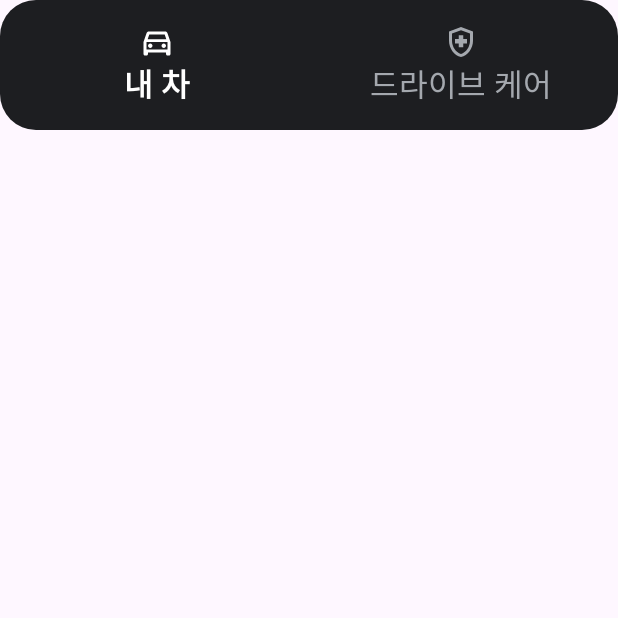
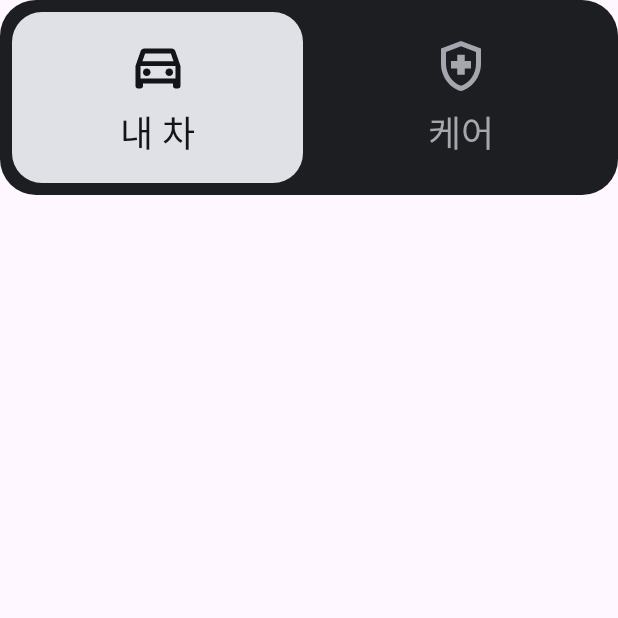
Before and after one commit to aruru10313/hyundai-app-contest, an Android app built with Jetpack Compose: the composable NavRail called with empty values, on a phone screen of 412 x 824 dp, the top half of it. Run offline under Robolectric (Android 15) with nearby library versions, the phone set to English and light mode, and no system bars; libraries missing offline, so code that uses them is left out: kotlinx.coroutines.sync.

Commit message:
fix: head-unit sized navigation rail
The rail kept phone-sized icons and labels centred in a full-height column,
which read as a broken empty bar on the 2560x1440 head unit. Stack the tabs
from the top as large Pleos switch tiles with an alert count badge.

Co-Authored-By: Claude Opus 5.5 <noreply@anthropic.com>

```diff
--- a/app/src/main/java/io/github/aruru10313/drivecare/MainActivity.kt
+++ b/app/src/main/java/io/github/aruru10313/drivecare/MainActivity.kt
@@ -113,6 +113,8 @@ import io.github.aruru10313.drivecare.ui.PleosType
 import io.github.aruru10313.drivecare.ui.Panel
 import io.github.aruru10313.drivecare.ui.PanelRaised
 import io.github.aruru10313.drivecare.ui.TextMain
+import io.github.aruru10313.drivecare.ui.SwitchOnContent
+import io.github.aruru10313.drivecare.ui.SwitchOn
 import io.github.aruru10313.drivecare.ui.VehicleHome
 import io.github.aruru10313.drivecare.ui.color
 import kotlinx.coroutines.CancellationException
@@ -427,37 +429,53 @@ private fun VoiceOverlay(state: VoiceInputState, onCancel: () -> Unit, modifier:
 
 @Composable
 private fun NavRail(selected: Int, alertCount: Int, vertical: Boolean, onSelect: (Int) -> Unit) {
-    val items = listOf(Icons.Outlined.DirectionsCar to "내 차", Icons.Outlined.HealthAndSafety to "드라이브 케어")
+    val items = listOf(Icons.Outlined.DirectionsCar to "내 차", Icons.Outlined.HealthAndSafety to "케어")
+    // Pleos-style tab: a large touch tile, filled when selected, with a red count badge for alerts.
     val item: @Composable (Int, Modifier) -> Unit = { index, m ->
         val (icon, label) = items[index]
         val active = index == selected
-        Column(
+        val content = if (active) SwitchOnContent else Muted
+        Box(
             m
-                .clip(RoundedCornerShape(18.dp))
-                .background(Color.Transparent)
+                .clip(RoundedCornerShape(20.dp))
+                .background(if (active) SwitchOn else Color.Transparent)
                 .clickable { onSelect(index) }
-                .padding(vertical = 10.dp, horizontal = 12.dp),
-            horizontalAlignment = Alignment.CenterHorizontally,
+                .padding(vertical = 16.dp, horizontal = 8.dp),
+            contentAlignment = Alignment.Center,
         ) {
-            Icon(icon, contentDescription = null, tint = if (active) TextMain else Muted, modifier = Modifier.size(24.dp))
-            Text(
-                if (index == 1 && alertCount > 0) "$label · $alertCount" else label,
-                color = if (active) TextMain else Muted,
-                fontSize = ts(13),
-                fontWeight = if (active) FontWeight.Bold else FontWeight.Normal,
-                maxLines = 1,
-            )
+            Column(horizontalAlignment = Alignment.CenterHorizontally) {
+                Icon(icon, contentDescription = label, tint = content, modifier = Modifier.size(40.dp))
+                Spacer(Modifier.size(6.dp))
+                Text(label, color = content, style = PleosType.labelMedium, maxLines = 1)
+            }
+            if (index == 1 && alertCount > 0) {
+                Box(
+                    Modifier
+                        .align(Alignment.TopEnd)
+                        .size(26.dp)
+                        .clip(CircleShape)
+                        .background(Danger),
+                    contentAlignment = Alignment.Center,
+                ) {
+                    Text("$alertCount", color = Color.White, style = PleosType.labelSmall)
+                }
+            }
         }
     }
     if (vertical) {
         Column(
-            Modifier.fillMaxHeight().clip(RoundedCornerShape(24.dp)).background(Panel).padding(8.dp),
-            verticalArrangement = Arrangement.spacedBy(8.dp, Alignment.CenterVertically),
-        ) { items.indices.forEach { item(it, Modifier) } }
+            Modifier
+                .width(132.dp)
+                .fillMaxHeight()
+                .clip(RoundedCornerShape(24.dp))
+                .background(Panel)
+                .padding(10.dp),
+            verticalArrangement = Arrangement.spacedBy(10.dp),
+        ) { items.indices.forEach { item(it, Modifier.fillMaxWidth()) } }
     } else {
         Row(
-            Modifier.fillMaxWidth().clip(RoundedCornerShape(24.dp)).background(Panel).padding(6.dp),
-            horizontalArrangement = Arrangement.spacedBy(6.dp),
+            Modifier.fillMaxWidth().clip(RoundedCornerShape(24.dp)).background(Panel).padding(8.dp),
+            horizontalArrangement = Arrangement.spacedBy(8.dp),
         ) { items.indices.forEach { item(it, Modifier.weight(1f)) } }
     }
 }
```
